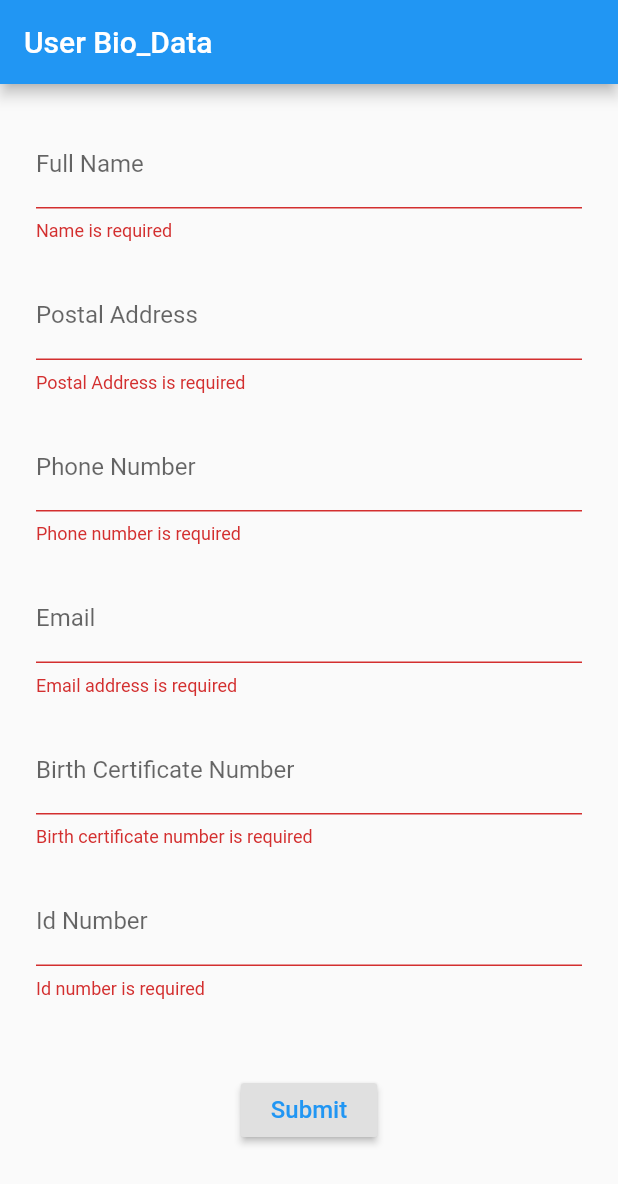
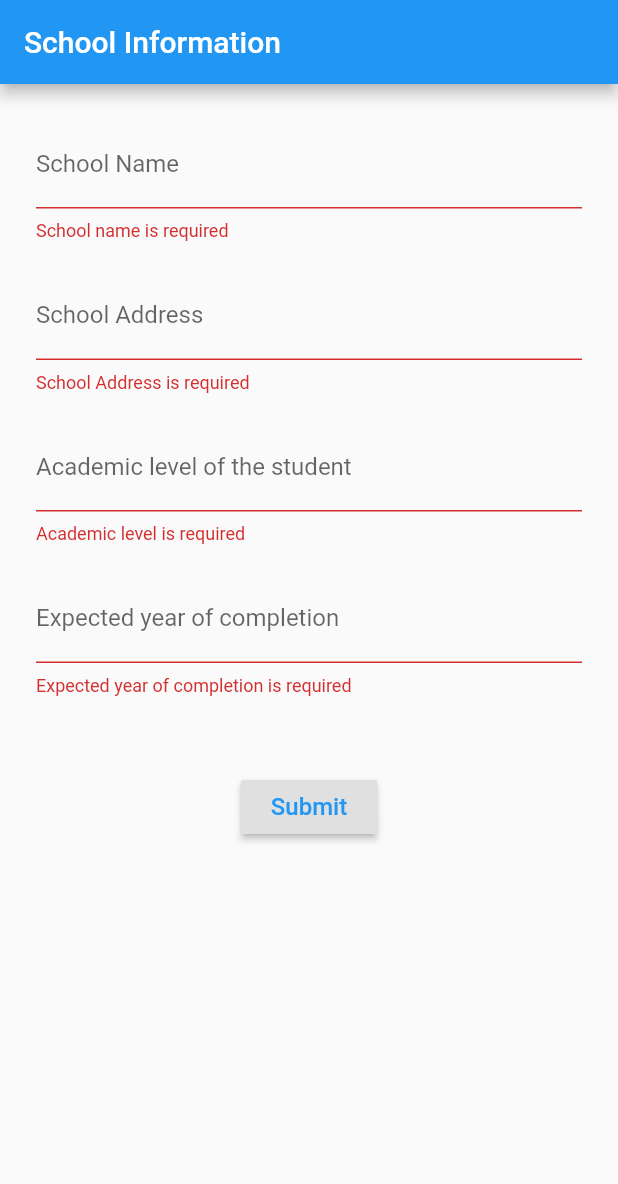
Before and after one commit to Antonioisrooted/scholarship_app, a Flutter app: the screen it shows after launch, after a tap on "Submit", on a phone screen of 412 x 824 dp. Shown: the top 1184 px of the screen. Run offline on Flutter 3.47's test engine with Material 2 defaults, Android fonts, the phone set to English and light mode, and no system bars; accounts and stored records are empty.

Commit message:
school information page

```diff
--- a/lib/main.dart
+++ b/lib/main.dart
@@ -1,5 +1,6 @@
 import 'package:flutter/material.dart';
 import 'package:scholarship_app/menu_frame.dart';
+import 'package:scholarship_app/school_information.dart';
 import 'package:scholarship_app/user_bio.dart';
 
 void main() {
@@ -30,7 +31,9 @@ class MyApp extends StatelessWidget {
         visualDensity: VisualDensity.adaptivePlatformDensity,
       ),
       home:
-      UserBio(),
+      // MenuFrame(),
+      // UserBio(),
+      SchoolInformation(),
     );
   }
 }
--- /dev/null
+++ b/lib/school_information.dart
@@ -0,0 +1,130 @@
+import 'package:flutter/material.dart';
+
+class SchoolInformation extends StatefulWidget {
+  @override
+  _SchoolInformationState createState() => _SchoolInformationState();
+}
+
+class _SchoolInformationState extends State<SchoolInformation> {
+
+  String _schoolName;
+  String _schoolAddress;
+  String _studentLevel;
+  String _completionYear;
+
+  final GlobalKey<FormState> _formKey = GlobalKey<FormState>();
+
+  Widget _buildSchoolName(){
+    return TextFormField(
+      decoration: InputDecoration(labelText: 'School Name'),
+      validator: (String value) {
+        if (value.isEmpty) {
+          return 'School name is required';
+        }
+
+        return null;
+      },
+      onSaved: (String value){
+        _schoolName = value;
+      },
+    );
+  }
+
+  Widget _buildSchoolAddress(){
+    return TextFormField(
+      decoration: InputDecoration(labelText: 'School Address'),
+      validator: (String value) {
+        if (value.isEmpty) {
+          return 'School Address is required';
+        }
+
+        return null;
+      },
+      onSaved: (String value){
+        _schoolAddress = value;
+      },
+    );
+  }
+
+  Widget _buildStudentLevel(){
+    return TextFormField(
+      decoration: InputDecoration(labelText: 'Academic level of the student'),
+      validator: (String value) {
+        if (value.isEmpty) {
+          return 'Academic level is required';
+        }
+
+        return null;
+      },
+      onSaved: (String value){
+        _studentLevel = value;
+      },
+    );
+  }
+
+  Widget _buildCompletionYear(){
+    return TextFormField(
+      decoration: InputDecoration(labelText: 'Expected year of completion'),
+      validator: (String value) {
+        if (value.isEmpty) {
+          return 'Expected year of completion is required';
+        }
+
+        return null;
+      },
+      onSaved: (String value){
+        _completionYear = value;
+      },
+    );
+  }
+
+  @override
+  Widget build(BuildContext context) {
+    return Scaffold(
+      appBar: AppBar(title: Text("School Information")),
+      body: Container(
+        margin: EdgeInsets.all(24),
+        child: Form(
+          key: _formKey,
+          child: SingleChildScrollView(
+            child:Column(
+              mainAxisAlignment: MainAxisAlignment.center,
+              children: <Widget>[
+                _buildSchoolName(),
+                SizedBox(height: 20),
+                _buildSchoolAddress(),
+                SizedBox(height: 20),
+                _buildStudentLevel(),
+                SizedBox(height: 20),
+                _buildCompletionYear(),
+                SizedBox(height: 50),
+                RaisedButton(
+                  child: Text(
+                    ' Submit ',
+                    style: TextStyle(
+                        color: Colors.blue,
+                        fontSize: 16
+                    ),
+                  ),
+                  onPressed: () {
+                    if (!_formKey.currentState.validate()){
+                      return;
+                    }
+
+                    _formKey.currentState.save();
+
+                    print(_schoolName);
+                    print(_schoolAddress);
+                    print(_studentLevel);
+                    print(_completionYear);
+
+                  },
+                )
+              ],
+            ),
+          ),
+        ),
+      ),
+    );
+  }
+}
```
